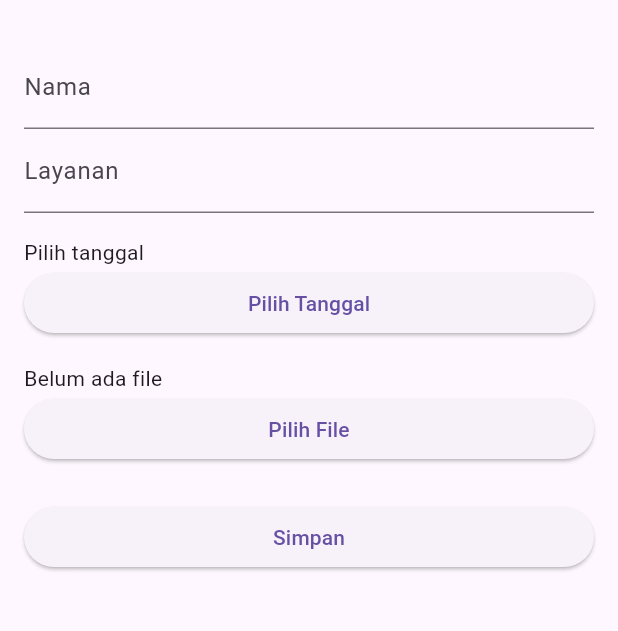
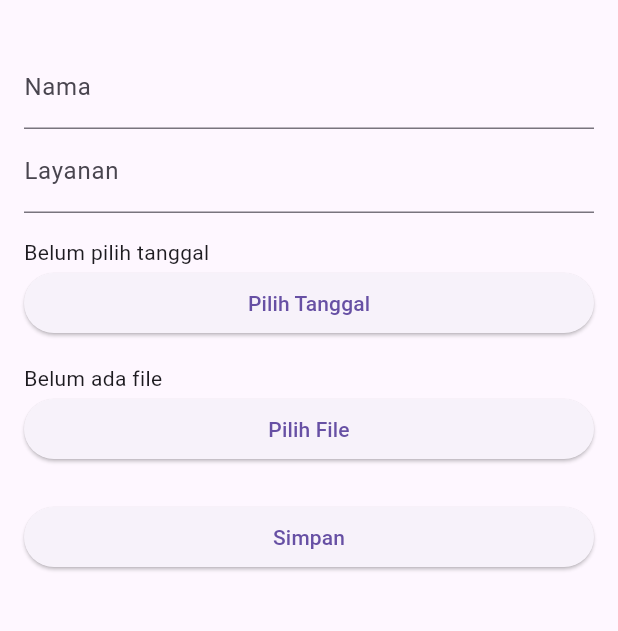
Before and after one commit to Nindyaayuu/antrean, a Flutter app: the FormScreen screen opened directly, on a phone screen of 412 x 824 dp, the part 63-694 px from its top. Run offline on Flutter 3.47's test engine with Material 3 defaults, Android fonts, the phone set to English and light mode, and no system bars; our stand-ins replace file_picker, supabase_flutter; accounts and stored records are empty.

```diff
--- a/lib/screens/form_screen.dart
+++ b/lib/screens/form_screen.dart
@@ -1,6 +1,7 @@
 import 'package:flutter/material.dart';
 import 'package:file_picker/file_picker.dart';
 import '../models/antrean.dart';
+import 'package:intl/intl.dart';
 
 class FormScreen extends StatefulWidget {
   final Antrean? antrean;
@@ -119,8 +120,8 @@ class _FormScreenState extends State<FormScreen> {
               const SizedBox(height: 16),
               Text(
                 pickupTime == null
-                    ? 'Pilih tanggal'
-                    : 'Tanggal: ${pickupTime!.toLocal()}'.split(' ')[0],
+                    ? 'Belum pilih tanggal'
+                    : 'Tanggal ambil: ${DateFormat('dd MMM yyyy').format(pickupTime!)}',
               ),
               ElevatedButton(
                 onPressed: _pickDate,
```
Also changed, not shown: pubspec.lock, 6 other files.
